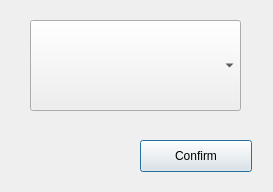
maxlamberti/Diogenes, file src/selectregiondialog.ui: the form before one commit.
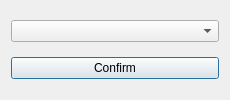
The form after the commit.

Commit message: improves ui and window sizing

What changed in the file:
```diff
--- a/src/selectregiondialog.ui
+++ b/src/selectregiondialog.ui
@@ -6,36 +6,25 @@
    <rect>
     <x>0</x>
     <y>0</y>
-    <width>273</width>
-    <height>192</height>
+    <width>230</width>
+    <height>100</height>
    </rect>
   </property>
   <property name="windowTitle">
    <string>Dialog</string>
   </property>
-  <widget class="QComboBox" name="RegionComboBox">
-   <property name="geometry">
-    <rect>
-     <x>30</x>
-     <y>20</y>
-     <width>211</width>
-     <height>91</height>
-    </rect>
-   </property>
-  </widget>
+  <layout class="QVBoxLayout" name="verticalLayout">
+   <item>
+    <widget class="QComboBox" name="RegionComboBox"/>
+   </item>
+   <item>
   <widget class="QPushButton" name="ConfirmButton">
-   <property name="geometry">
-    <rect>
-     <x>140</x>
-     <y>140</y>
-     <width>112</width>
-     <height>32</height>
-    </rect>
-   </property>
    <property name="text">
     <string>Confirm</string>
    </property>
   </widget>
+   </item>
+  </layout>
  </widget>
  <resources/>
  <connections/>
```
Lines whose indentation alone changed are shown as unchanged. The commit also changes 4 other files.
